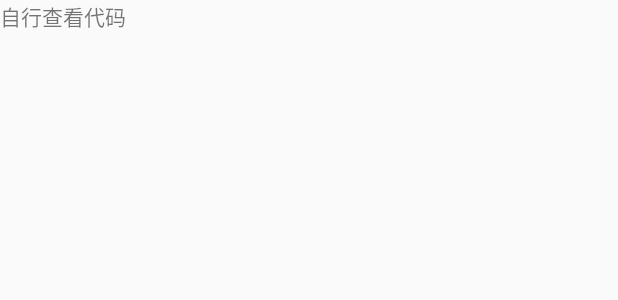
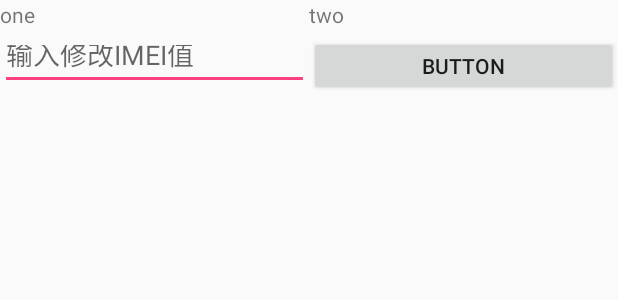
Before and after one commit to olichlika/Hardwarecode, an Android app: the layout main.xml on its own in the app's theme, with its tools: preview values and no code run, on a phone screen of 412 x 824 dp. Shown: the top 300 px of the screen. Run offline under Robolectric (Android 15) with nearby library versions, the phone set to English and light mode, and no system bars.

Commit message:
IMEI修改

```diff
--- a/app/src/main/res/layout/main.xml
+++ b/app/src/main/res/layout/main.xml
@@ -1,15 +1,51 @@
-<?xml version="1.0" encoding="utf-8"?>
 <LinearLayout xmlns:android="http://schemas.android.com/apk/res/android"
     xmlns:tools="http://schemas.android.com/tools"
+    android:id="@+id/LinearLayout1"
     android:layout_width="match_parent"
     android:layout_height="match_parent"
-    android:orientation="vertical"
-    tools:context=".MainActivity" >
-<TextView
-    android:layout_width="wrap_content"
-    android:layout_height="wrap_content"
-    android:text="自行查看代码"
-    />
+    android:orientation="vertical" >
+
+
+    <LinearLayout
+        android:layout_width="match_parent"
+        android:layout_height="20dp"
+        android:orientation="horizontal">
+
+        <TextView
+            android:id="@+id/tv1"
+            android:layout_width="80dp"
+            android:layout_height="20dp"
+            android:layout_weight="1"
+            android:text="one" />
+
+        <TextView
+            android:id="@+id/tv2"
+            android:layout_width="80dp"
+            android:layout_height="20dp"
+            android:layout_weight="1"
+            android:text="two" />
+    </LinearLayout>
+
+    <LinearLayout
+        android:layout_width="match_parent"
+        android:layout_height="40dp"
+        android:orientation="horizontal">
+
+        <EditText
+            android:id="@+id/imei_et"
+            android:layout_weight="1"
+            android:layout_width="match_parent"
+            android:layout_height="40dp"
+            android:hint="输入修改IMEI值" />
+
+        <Button
+            android:id="@+id/btn_Save"
+            android:layout_weight="1"
+            android:layout_width="match_parent"
+            android:layout_height="40dp"
+            android:text="Button" />
+    </LinearLayout>
+
 
 
 </LinearLayout>
```
Also changed, not shown: app/build.gradle (+9 -1 lines), app/src/main/java/com/lixin/hardwarecode/MainActivity.java (+69 -2 lines), app/src/main/java/com/lixin/hardwarecode/Mainhook.java (+52 -24 lines), app/src/main/java/com/lixin/hardwarecode/Tools/RandomDevice.java (added, +37 -0 lines), 1 other file.
